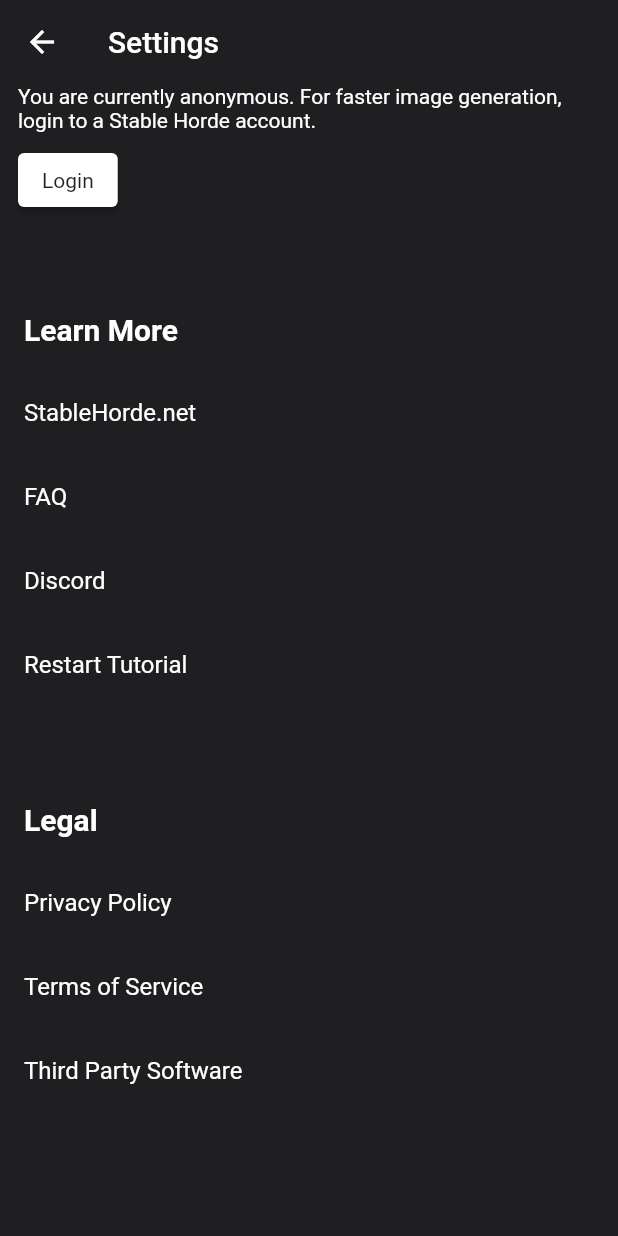
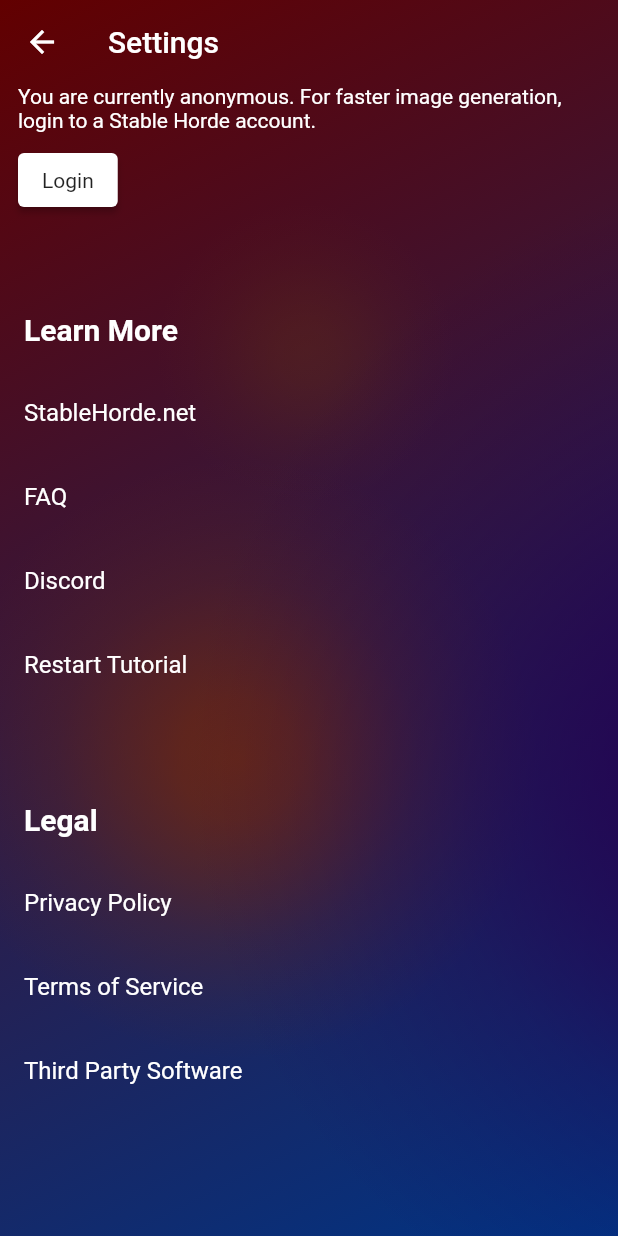
Before and after one commit to ndahlquist/stable-horde-flutter, a Flutter app: the HomePage screen opened directly, after a tap on the "settings" icon, on a phone screen of 412 x 824 dp. Run offline on Flutter 3.47's test engine with Material 2 defaults, Android fonts, the phone set to English and light mode, and no system bars; our stand-ins replace cached_network_image, expandable, firebase_core, firebase_remote_config, flutter_svg, google_fonts and 4 more; accounts and stored records are empty; generated files the repository leaves out were written again; network calls fail; Roboto replaces fonts that are missing (Ubuntu).

Commit message:
Add a glassmorphic animated background (#44)

```diff
--- a/lib/colors.dart
+++ /dev/null
@@ -1,4 +0,0 @@
-import 'dart:ui';
-
-const stableHordePurple = Color(0xFF230D49);
-const stableHordeGrey = Color(0xFF1F1F21);
--- a/lib/pages/home_page.dart
+++ b/lib/pages/home_page.dart
@@ -1,9 +1,8 @@
 import 'package:flutter/material.dart';
-import 'package:flutter/services.dart';
-import 'package:stable_horde_flutter/colors.dart';
 import 'package:stable_horde_flutter/pages/home/dream_tab.dart';
 import 'package:stable_horde_flutter/pages/home/my_art_tab.dart';
 import 'package:stable_horde_flutter/pages/settings_page.dart';
+import 'package:stable_horde_flutter/widgets/glassmorphic_background.dart';
 
 class HomePage extends StatefulWidget {
   const HomePage({super.key});
@@ -37,11 +36,13 @@ class _HomePageState extends State<HomePage> {
 
   @override
   Widget build(BuildContext context) {
-    return AnnotatedRegion<SystemUiOverlayStyle>(
-      value: SystemUiOverlayStyle.light,
-      child: Scaffold(
+    return Stack(
+      children: [
+        const GlassmorphicBackground(),
+        Scaffold(
           appBar: AppBar(
-          backgroundColor: stableHordeGrey,
+            backgroundColor: Colors.transparent,
+            elevation: 0,
             title: const Text('Stable Horde'),
             actions: [
               IconButton(
@@ -57,10 +58,10 @@ class _HomePageState extends State<HomePage> {
               ),
             ],
           ),
-        backgroundColor: stableHordePurple,
+          backgroundColor: Colors.transparent,
           body: _body(),
           bottomNavigationBar: BottomNavigationBar(
-          backgroundColor: stableHordeGrey,
+            backgroundColor: const Color(0x9454545B),
             items: const <BottomNavigationBarItem>[
               BottomNavigationBarItem(
                 icon: Icon(Icons.draw),
@@ -83,6 +84,7 @@ class _HomePageState extends State<HomePage> {
             },
           ),
         ),
+      ],
     );
   }
 
--- a/lib/pages/settings_page.dart
+++ b/lib/pages/settings_page.dart
@@ -1,7 +1,7 @@
 import 'package:flutter/material.dart';
-import 'package:stable_horde_flutter/colors.dart';
 import 'package:stable_horde_flutter/pages/onboarding_page.dart';
 import 'package:stable_horde_flutter/utils/legal_links.dart';
+import 'package:stable_horde_flutter/widgets/glassmorphic_background.dart';
 import 'package:stable_horde_flutter/widgets/user_widget.dart';
 
 class SettingsPage extends StatelessWidget {
@@ -9,8 +9,11 @@ class SettingsPage extends StatelessWidget {
 
   @override
   Widget build(BuildContext context) {
-    return Scaffold(
-      backgroundColor: stableHordeGrey,
+    return Stack(
+      children: [
+        const GlassmorphicBackground(),
+        Scaffold(
+          backgroundColor: Colors.transparent,
           appBar: AppBar(
             backgroundColor: Colors.transparent,
             elevation: 0,
@@ -100,6 +103,8 @@ class SettingsPage extends StatelessWidget {
               ],
             ),
           ),
+        ),
+      ],
     );
   }
 }
--- /dev/null
+++ b/lib/widgets/glassmorphic_background.dart
@@ -0,0 +1,105 @@
+import 'dart:async';
+import 'dart:math';
+
+import 'package:flutter/material.dart';
+
+// A colored glassmorphic background with subtle animation.
+class GlassmorphicBackground extends StatefulWidget {
+  const GlassmorphicBackground({super.key});
+
+  @override
+  State<GlassmorphicBackground> createState() => _GlassmorphicBackgroundState();
+}
+
+class _GlassmorphicBackgroundState extends State<GlassmorphicBackground> {
+  late Timer _timer;
+
+  @override
+  void initState() {
+    super.initState();
+    _timer = Timer.periodic(const Duration(milliseconds: 32), (timer) {
+      setState(() {});
+    });
+  }
+
+  @override
+  void dispose() {
+    _timer.cancel();
+    super.dispose();
+  }
+
+  @override
+  Widget build(BuildContext context) {
+    final tick = DateTime.now().millisecondsSinceEpoch;
+
+    return ClipRect(
+      child: Stack(
+        children: [
+          Container(
+            decoration: const BoxDecoration(
+              gradient: LinearGradient(
+                begin: Alignment.topLeft,
+                end: Alignment.bottomRight,
+                colors: [
+                  Color(0xFF620000),
+                  Color(0xFF003485),
+                ],
+              ),
+            ),
+          ),
+          Positioned(
+            bottom: 100 + sin(tick / 5100.0) * 50,
+            right: 100 + sin(tick / 5121.0) * 50,
+            child: _circle(const Color(0xAA812B00), 400),
+          ),
+          Positioned(
+            top: 100 + sin(tick / 5505.0) * 50,
+            left: 100 + sin(tick / 5825.0) * 50,
+            child: _circle(const Color(0x32814D00), 200),
+          ),
+          Positioned(
+            top: 100 + sin(tick / 4198.0) * 50,
+            left: 100 + sin(tick / 4211.0) * 50,
+            child: _circle(const Color(0xFF240050), 800),
+          ),
+        ],
+      ),
+    );
+  }
+
+  Widget _circle(Color color, double radius) {
+    final originalOpacity = color.opacity;
+    return SizedBox(
+      width: radius,
+      height: radius,
+      child: Container(
+        decoration: BoxDecoration(
+          borderRadius: BorderRadius.all(
+            Radius.circular(radius),
+          ),
+          gradient: RadialGradient(
+            // This is roughly a gaussian kernel.
+            // (The goal here is to approximate a Gaussian blur,
+            // but without actually performing an expensive blur).
+            colors: [
+              color.withOpacity(originalOpacity * 0.199 * 5),
+              color.withOpacity(originalOpacity * 0.175 * 5),
+              color.withOpacity(originalOpacity * 0.122 * 5),
+              color.withOpacity(originalOpacity * 0.066 * 5),
+              color.withOpacity(originalOpacity * 0.028 * 5),
+              color.withOpacity(0.00),
+            ],
+            stops: const [
+              0.0,
+              .2,
+              .4,
+              .6,
+              .8,
+              1.0,
+            ],
+          ),
+        ),
+      ),
+    );
+  }
+}
```
Also changed, not shown: lib/pages/model_chooser_page.dart (+10 -3 lines), lib/pages/onboarding_page.dart (+8 -3 lines), lib/pages/version_deprecated_page.dart (+9 -20 lines), lib/widgets/user_widget.dart (+3 -15 lines). Lines whose indentation alone changed are shown as unchanged.
